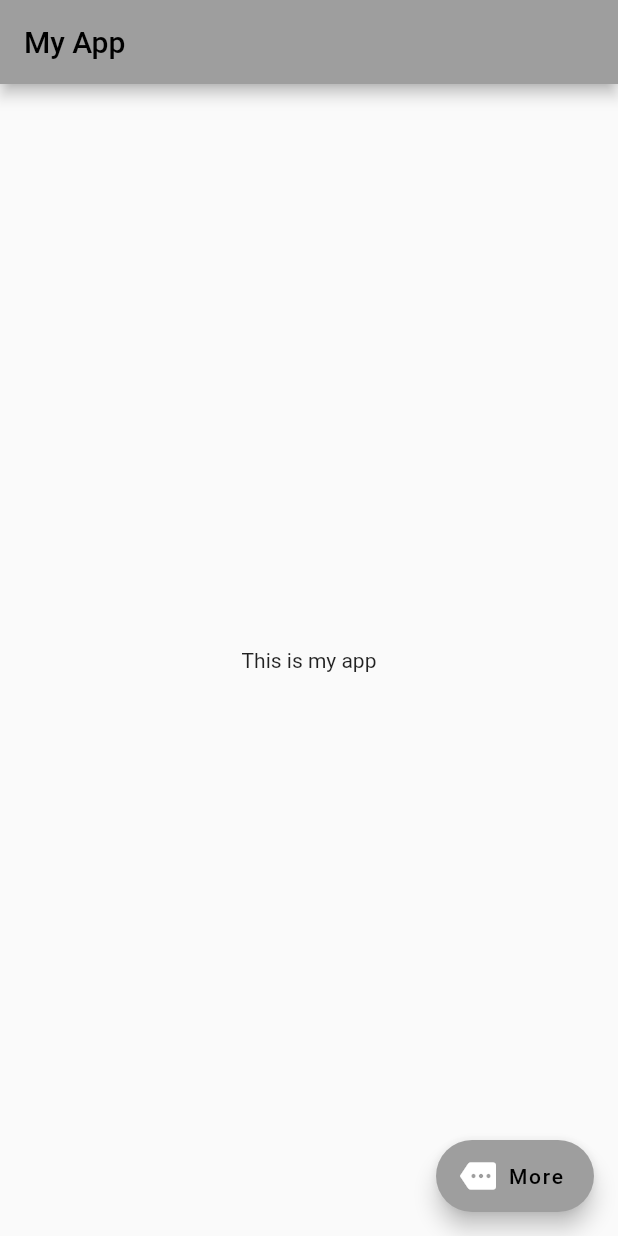
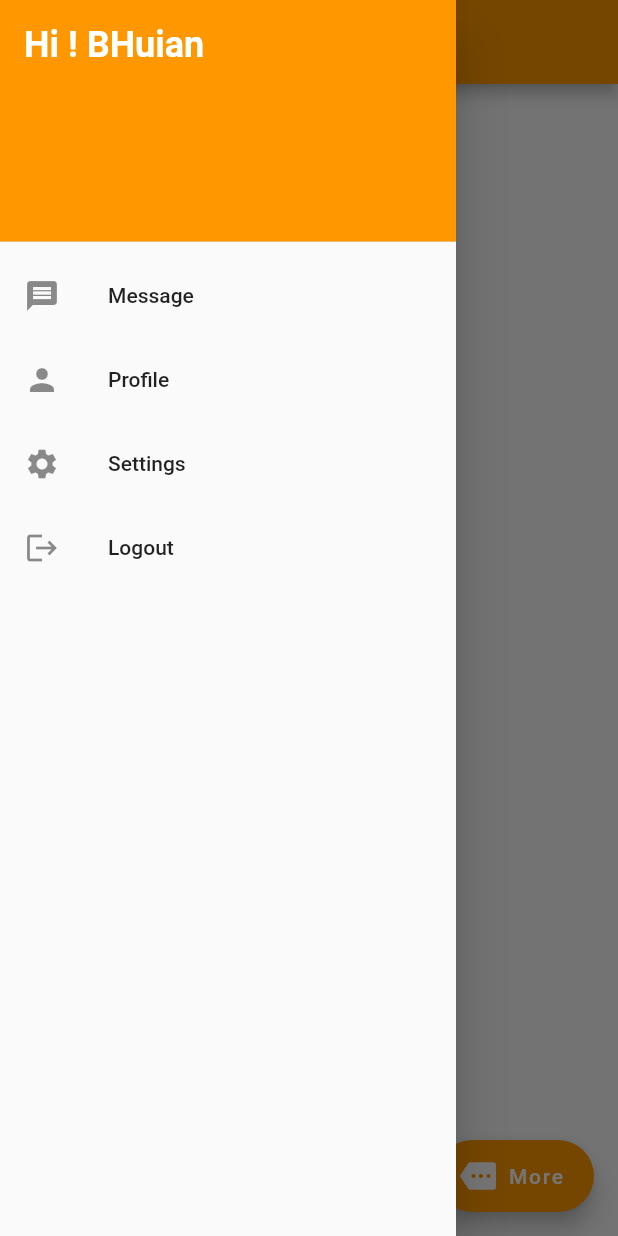
Before and after one commit to zubairbhuian/flutter_arafan, a Flutter app: the screen it shows after launch, with the side drawer open (before the commit the screen has no drawer), on a phone screen of 412 x 824 dp. Run offline on Flutter 3.47's test engine with Material 2 defaults, Android fonts, the light colour scheme and no system bars.

Commit message:
test14.3

```diff
--- a/lib/main.dart
+++ b/lib/main.dart
@@ -11,19 +11,62 @@ class MyApp extends StatelessWidget {
       debugShowCheckedModeBanner: false,
       theme: ThemeData(
           // primaryColor:Colors.red,
-          primarySwatch: Colors.grey),
+          primarySwatch: Colors.orange),
       home: Scaffold(
         appBar: AppBar(
-          title: const Text("My App"),
+          title: const Text(
+            "My App",
+            style: TextStyle(color: Colors.white),
+          ),
+        ),
+        drawer: Drawer(
+          child: ListView(
+            padding: EdgeInsets.zero,
+            children:[
+              const DrawerHeader(
+                decoration: BoxDecoration(
+                  color: Colors.orange,
+                ),
+                child: Text(
+                  "Hi ! BHuian",
+                  style: TextStyle(
+                      fontSize: 24,
+                      fontWeight: FontWeight.bold,
+                      color: Colors.white),
+                ),
+              ),
+              ListTile(
+                leading: const Icon(Icons.message),
+                title: const Text("Message"),
+                onTap: (){}
+              ),
+              ListTile(
+                leading: const Icon(Icons.person),
+                title: const Text("Profile"),
+                onTap: (){}
+
+              ),
+              ListTile(
+                leading: const Icon(Icons.settings),
+                title: const Text("Settings"),
+                onTap: (){}
+              ),
+              ListTile(
+                leading: const Icon(Icons.logout),
+                title: const Text("Logout"),
+                onTap: (){}
+              )
+            ],
+          ),
         ),
         body: const Center(child: Text("This is my app")),
         floatingActionButton: FloatingActionButton.extended(
           onPressed: () {},
-          label: Text("More"),
-          icon: Icon(
+          label: const Text("More", style: TextStyle(color: Colors.white)),
+          icon: const Icon(
             Icons.more,
             color: Colors.white,
-            ),
+          ),
         ),
       ),
     );
```
